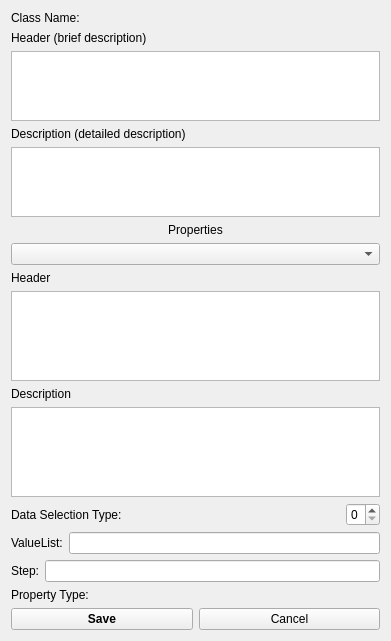
The window that GUI/Qt/UClassDescriptionDisplay.ui (aicommunity/Rdk) describes before a commit, drawn with Qt 5.
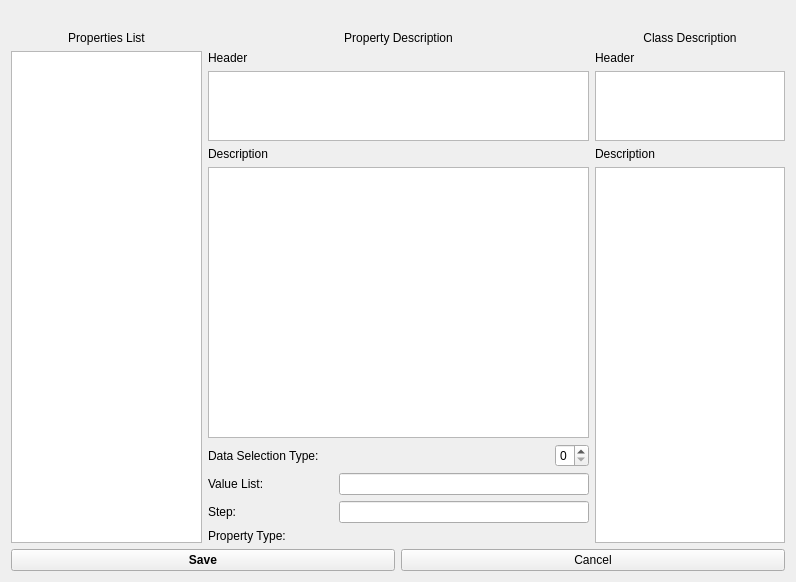
The same window after the commit.

Commit message: Property Description major update

What changed in the file:
```diff
--- a/GUI/Qt/UClassDescriptionDisplay.ui
+++ b/GUI/Qt/UClassDescriptionDisplay.ui
@@ -6,54 +6,62 @@
    <rect>
     <x>0</x>
     <y>0</y>
-    <width>391</width>
-    <height>641</height>
+    <width>796</width>
+    <height>582</height>
    </rect>
   </property>
   <property name="windowTitle">
    <string>Dialog</string>
   </property>
-  <layout class="QVBoxLayout" name="verticalLayout" stretch="0,0,1,0,4,0,0,0,0,0,0,0,0,0,0,0">
+  <layout class="QVBoxLayout" name="verticalLayout" stretch="0,0,0">
    <item>
-    <widget class="QLabel" name="labelClassName">
-     <property name="text">
-      <string>Class Name:</string>
-     </property>
-    </widget>
-   </item>
+    <layout class="QHBoxLayout" name="horizontalLayoutClassName" stretch="10">
    <item>
-    <widget class="QLabel" name="labelHeader">
+      <widget class="QLabel" name="labelClassNamVal">
+       <property name="styleSheet">
+        <string notr="true">font-weight: bold;</string>
+       </property>
      <property name="text">
-      <string>Header (brief description)</string>
-     </property>
-    </widget>
-   </item>
-   <item>
-    <widget class="QTextEdit" name="textEditHeader"/>
+        <string/>
+       </property>
+       <property name="alignment">
+        <set>Qt::AlignCenter</set>
+       </property>
+      </widget>
+     </item>
+    </layout>
    </item>
    <item>
-    <widget class="QLabel" name="labelDescription">
+    <layout class="QHBoxLayout" name="horizontalLayoutMain" stretch="1,2,1">
+     <item>
+      <layout class="QVBoxLayout" name="verticalLayoutPropList">
+       <item>
+        <widget class="QLabel" name="labelPropList">
      <property name="text">
-      <string>Description (detailed description)</string>
-     </property>
+          <string>Properties List</string>
+         </property>
+         <property name="alignment">
+          <set>Qt::AlignCenter</set>
+         </property>
     </widget>
    </item>
    <item>
-    <widget class="QTextEdit" name="textEditDescription"/>
-   </item>
+        <widget class="QListWidget" name="listWidgetProperties"/>
+       </item>
+      </layout>
+     </item>
    <item>
-    <widget class="QLabel" name="labelProperties">
+      <layout class="QVBoxLayout" name="verticalLayoutProp" stretch="0,0,1,0,50,0">
+       <item>
+        <widget class="QLabel" name="labelPropDesc">
      <property name="text">
-      <string>Properties</string>
+          <string>Property Description</string>
      </property>
      <property name="alignment">
       <set>Qt::AlignCenter</set>
      </property>
     </widget>
    </item>
-   <item>
-    <widget class="QComboBox" name="comboBoxProperties"/>
-   </item>
    <item>
     <widget class="QLabel" name="labelHeaderProp">
      <property name="text">
@@ -75,6 +83,8 @@
     <widget class="QTextEdit" name="textEditDescProp"/>
    </item>
    <item>
+        <layout class="QVBoxLayout" name="verticalLayout_2">
+         <item>
     <layout class="QHBoxLayout" name="horizontalLayoutDataSelType" stretch="0,1,0">
      <item>
       <widget class="QLabel" name="labelDataSelecType">
@@ -100,11 +110,11 @@
     </layout>
    </item>
    <item>
-    <layout class="QHBoxLayout" name="horizontalLayoutValueList">
+          <layout class="QHBoxLayout" name="horizontalLayoutValueList" stretch="1,2">
      <item>
       <widget class="QLabel" name="labelValList">
        <property name="text">
-        <string>ValueList:</string>
+              <string>Value List:</string>
        </property>
       </widget>
      </item>
@@ -114,7 +124,10 @@
     </layout>
    </item>
    <item>
-    <layout class="QHBoxLayout" name="horizontalLayoutStep">
+          <layout class="QHBoxLayout" name="horizontalLayoutStep" stretch="1,2">
+           <property name="sizeConstraint">
+            <enum>QLayout::SetDefaultConstraint</enum>
+           </property>
      <item>
       <widget class="QLabel" name="labelStep">
        <property name="text">
@@ -123,16 +136,74 @@
       </widget>
      </item>
      <item>
-      <widget class="QLineEdit" name="lineEditStep"/>
+            <widget class="QLineEdit" name="lineEditStep">
+             <property name="inputMask">
+              <string/>
+             </property>
+             <property name="alignment">
+              <set>Qt::AlignLeading|Qt::AlignLeft|Qt::AlignVCenter</set>
+             </property>
+            </widget>
      </item>
     </layout>
    </item>
+         <item>
+          <layout class="QHBoxLayout" name="horizontalLayoutPropType" stretch="0,5">
    <item>
     <widget class="QLabel" name="labelPropType">
      <property name="text">
       <string>Property Type: </string>
      </property>
     </widget>
+           </item>
+           <item>
+            <widget class="QLabel" name="labelPropTypeVal">
+             <property name="text">
+              <string/>
+             </property>
+            </widget>
+           </item>
+          </layout>
+         </item>
+        </layout>
+       </item>
+      </layout>
+     </item>
+     <item>
+      <layout class="QVBoxLayout" name="verticalLayoutClass" stretch="0,0,1,0,50">
+       <item>
+        <widget class="QLabel" name="labelClassDesc">
+         <property name="text">
+          <string>Class Description</string>
+         </property>
+         <property name="alignment">
+          <set>Qt::AlignCenter</set>
+         </property>
+        </widget>
+       </item>
+       <item>
+        <widget class="QLabel" name="labelHeader">
+         <property name="text">
+          <string>Header</string>
+         </property>
+        </widget>
+       </item>
+       <item>
+        <widget class="QTextEdit" name="textEditHeader"/>
+       </item>
+       <item>
+        <widget class="QLabel" name="labelDescription">
+         <property name="text">
+          <string>Description</string>
+         </property>
+        </widget>
+       </item>
+       <item>
+        <widget class="QTextEdit" name="textEditDescription"/>
+       </item>
+      </layout>
+     </item>
+    </layout>
    </item>
    <item>
     <layout class="QHBoxLayout" name="horizontalLayout">
```
Lines whose indentation alone changed are shown as unchanged. The commit also changes 5 other files.
